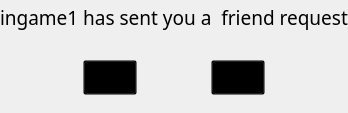
Qt form nitin_venv/Chess-master/wui/notification.ui (NetworkProgramming-20212-Group1/ChessMultiplayer) before a commit.
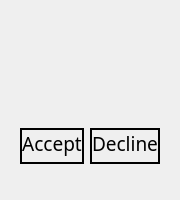
The same form after that commit. Icons and pictures are not drawn.

The edit to the form file:
```diff
--- a/nitin_venv/Chess-master/wui/notification.ui
+++ b/nitin_venv/Chess-master/wui/notification.ui
@@ -6,41 +6,20 @@
    <rect>
     <x>0</x>
     <y>0</y>
-    <width>307</width>
-    <height>113</height>
+    <width>180</width>
+    <height>200</height>
    </rect>
   </property>
+  <property name="sizePolicy">
+   <sizepolicy hsizetype="Preferred" vsizetype="Preferred">
+    <horstretch>0</horstretch>
+    <verstretch>0</verstretch>
+   </sizepolicy>
+  </property>
   <property name="windowTitle">
    <string>Form</string>
   </property>
   <layout class="QVBoxLayout" name="verticalLayout">
-   <property name="leftMargin">
-    <number>0</number>
-   </property>
-   <property name="topMargin">
-    <number>0</number>
-   </property>
-   <property name="rightMargin">
-    <number>0</number>
-   </property>
-   <property name="bottomMargin">
-    <number>0</number>
-   </property>
-   <item>
-    <widget class="QWidget" name="widget" native="true">
-     <layout class="QVBoxLayout" name="verticalLayout_2">
-      <property name="leftMargin">
-       <number>0</number>
-      </property>
-      <property name="topMargin">
-       <number>0</number>
-      </property>
-      <property name="rightMargin">
-       <number>0</number>
-      </property>
-      <property name="bottomMargin">
-       <number>0</number>
-      </property>
       <item>
        <widget class="QWidget" name="widget_5" native="true">
         <layout class="QHBoxLayout" name="horizontalLayout_2">
@@ -56,16 +35,25 @@
          <property name="bottomMargin">
           <number>0</number>
          </property>
-         <item alignment="Qt::AlignHCenter|Qt::AlignVCenter">
+      <item>
           <widget class="QLabel" name="noti">
+        <property name="sizePolicy">
+         <sizepolicy hsizetype="Preferred" vsizetype="Preferred">
+          <horstretch>0</horstretch>
+          <verstretch>0</verstretch>
+         </sizepolicy>
+        </property>
            <property name="font">
             <font>
              <family>Poor Richard</family>
-             <pointsize>14</pointsize>
-            </font>
-           </property>
+          <pointsize>16</pointsize>
+         </font>
+        </property>
+        <property name="cursor">
+         <cursorShape>ArrowCursor</cursorShape>
+        </property>
            <property name="text">
-            <string>ingame1 has sent you a  friend request</string>
+         <string/>
            </property>
           </widget>
          </item>
@@ -75,28 +63,24 @@
       <item>
        <widget class="QWidget" name="widget_2" native="true">
         <layout class="QHBoxLayout" name="horizontalLayout">
-         <item>
-          <spacer name="horizontalSpacer">
-           <property name="orientation">
-            <enum>Qt::Horizontal</enum>
-           </property>
-           <property name="sizeType">
-            <enum>QSizePolicy::Preferred</enum>
-           </property>
-           <property name="sizeHint" stdset="0">
-            <size>
-             <width>40</width>
-             <height>20</height>
-            </size>
-           </property>
-          </spacer>
-         </item>
          <item>
           <widget class="QWidget" name="widget_3" native="true">
            <property name="styleSheet">
             <string notr="true">background: transparent</string>
            </property>
            <layout class="QHBoxLayout" name="horizontalLayout_3">
+         <property name="leftMargin">
+          <number>0</number>
+         </property>
+         <property name="topMargin">
+          <number>0</number>
+         </property>
+         <property name="rightMargin">
+          <number>0</number>
+         </property>
+         <property name="bottomMargin">
+          <number>0</number>
+         </property>
             <item alignment="Qt::AlignHCenter">
              <widget class="QPushButton" name="yes">
               <property name="font">
@@ -106,21 +90,25 @@
                </font>
               </property>
               <property name="styleSheet">
-               <string notr="true">background: transparent</string>
+            <string notr="true">border-radius : 100; 
+border : 2px solid black;
+padding-bottom: 5px</string>
               </property>
               <property name="text">
-               <string/>
-              </property>
-              <property name="icon">
-               <iconset>
-                <normaloff>../../../../../../Downloads/greentick.png</normaloff>../../../../../../Downloads/greentick.png</iconset>
+            <string>Accept</string>
               </property>
               <property name="iconSize">
                <size>
-                <width>16</width>
-                <height>16</height>
-               </size>
-              </property>
+             <width>20</width>
+             <height>20</height>
+            </size>
+           </property>
+           <property name="checkable">
+            <bool>true</bool>
+           </property>
+           <property name="checked">
+            <bool>true</bool>
+           </property>
              </widget>
             </item>
            </layout>
@@ -129,6 +117,18 @@
          <item>
           <widget class="QWidget" name="widget_4" native="true">
            <layout class="QHBoxLayout" name="horizontalLayout_4">
+         <property name="leftMargin">
+          <number>0</number>
+         </property>
+         <property name="topMargin">
+          <number>0</number>
+         </property>
+         <property name="rightMargin">
+          <number>0</number>
+         </property>
+         <property name="bottomMargin">
+          <number>0</number>
+         </property>
             <item alignment="Qt::AlignHCenter">
              <widget class="QPushButton" name="no">
               <property name="font">
@@ -138,41 +138,26 @@
                </font>
               </property>
               <property name="styleSheet">
-               <string notr="true">background: transparent</string>
+            <string notr="true">border-radius : 100; 
+border : 2px solid black;
+padding-bottom: 5px</string>
               </property>
               <property name="text">
-               <string/>
-              </property>
-              <property name="icon">
-               <iconset>
-                <normaloff>../../../../../../Downloads/redcross.png</normaloff>../../../../../../Downloads/redcross.png</iconset>
+            <string>Decline</string>
               </property>
               <property name="iconSize">
                <size>
-                <width>16</width>
-                <height>16</height>
-               </size>
-              </property>
-             </widget>
-            </item>
-           </layout>
-          </widget>
-         </item>
-         <item>
-          <spacer name="horizontalSpacer_2">
-           <property name="orientation">
-            <enum>Qt::Horizontal</enum>
-           </property>
-           <property name="sizeType">
-            <enum>QSizePolicy::Preferred</enum>
-           </property>
-           <property name="sizeHint" stdset="0">
-            <size>
-             <width>40</width>
+             <width>20</width>
              <height>20</height>
             </size>
            </property>
-          </spacer>
+           <property name="checkable">
+            <bool>true</bool>
+           </property>
+           <property name="checked">
+            <bool>true</bool>
+           </property>
+          </widget>
          </item>
         </layout>
        </widget>
```
Left out of the diff: 24 changed lines with no effect on the pictures. Lines whose indentation alone changed are shown as unchanged.
